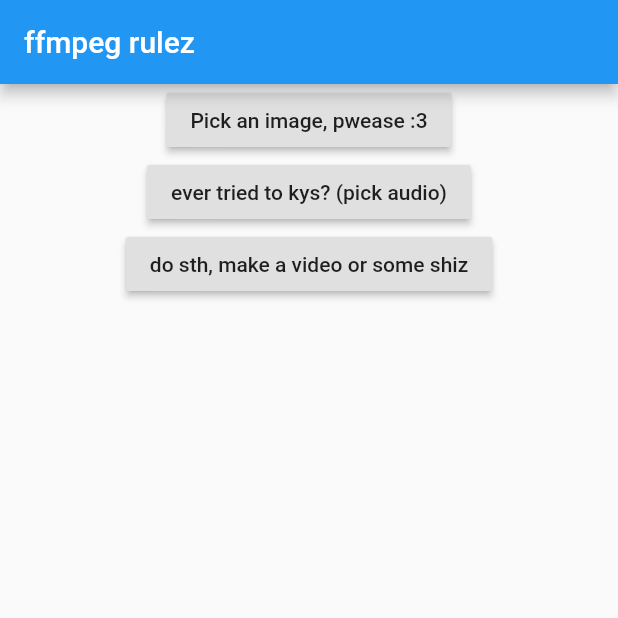
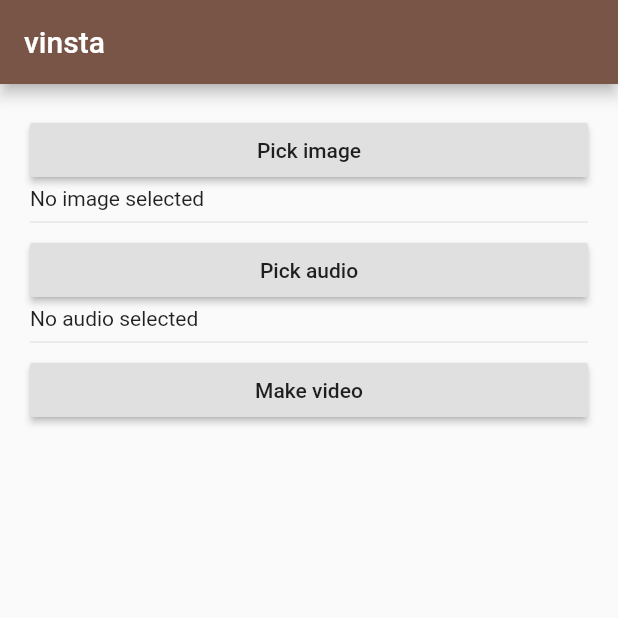
Before and after one commit to doodlezucc/SnippetFeed, a Flutter app: the screen it shows after launch, on a phone screen of 412 x 824 dp, the top half of it. Run offline on Flutter 3.47's test engine with Material 2 defaults, Android fonts, the phone set to English and light mode, and no system bars; our stand-ins replace file_picker, transparent_image; missing offline and left inert: esys_flutter_share, flutter_ffmpeg.

Commit message:
it does what it's supposed to do :)

```diff
--- a/lib/main.dart
+++ b/lib/main.dart
@@ -1,10 +1,12 @@
 import 'dart:io';
 
+import 'package:esys_flutter_share/esys_flutter_share.dart';
 import 'package:file_picker/file_picker.dart';
 import 'package:flutter/material.dart';
 import 'package:flutter_ffmpeg/flutter_ffmpeg.dart';
 import 'package:path/path.dart';
 import 'package:path_provider/path_provider.dart';
+import 'package:transparent_image/transparent_image.dart';
 
 final FlutterFFmpeg _flutterFFmpeg = new FlutterFFmpeg();
 
@@ -14,9 +16,9 @@ class MyApp extends StatelessWidget {
   @override
   Widget build(BuildContext context) {
     return MaterialApp(
-      title: 'Flutter Demo',
+      title: "vinsta",
       theme: ThemeData(
-        primarySwatch: Colors.blue,
+        primarySwatch: Colors.brown,
       ),
       home: MyHomePage(),
     );
@@ -32,64 +34,126 @@ class MyHomePage extends StatefulWidget {
 class _MyHomePageState extends State<MyHomePage> {
   File image;
   File audio;
+  Directory appDir;
+
+  @override
+  void initState() {
+    super.initState();
+    getApplicationDocumentsDirectory().then((dir) {
+      setState(() {
+        appDir = dir;
+      });
+    });
+  }
 
   void doSthGoshDarnIt() async {
     var dir = await getApplicationDocumentsDirectory();
-    makeVideo(image.path, audio.path, join(dir.path, "${DateTime.now().millisecondsSinceEpoch}.mp4"));
+    makeVideo(image.path, audio.path,
+        join(dir.path, "${DateTime.now().millisecondsSinceEpoch}.mp4"));
   }
 
   // combines an image and an audio file into a video running at 1 fps. cool.
-  static void makeVideo(String img, String audio, String output) {
+  void makeVideo(String img, String audio, String output) async {
     print(img);
     print(audio);
     print(output);
     List<String> arguments = [
       "-r", "1", // input framerate = 1
-      "-loop" "1" // loop that image
-      "-i", "'$img'",
-      "-i", "'$audio'",
+      "-loop", "1", // loop that image
+      "-i", "$img",
+      "-i", "$audio",
       "-acodec", "copy", // use the original codec to preserve audio quality
       "-r", "1", // output framerate = 1
       "-shortest", // plz don't use the endless loop of a single image to figure out the vid length, doofus.
-      "'$output'" // output file
+      "$output" // output file
     ];
-    _flutterFFmpeg.executeWithArguments(arguments).then((rc) => print("FFmpeg process exited with rc $rc"));
+    _flutterFFmpeg.enableStatisticsCallback(statisticsCallback);
+    int rc = await _flutterFFmpeg.executeWithArguments(arguments);
+    print("FFmpeg process exited with rc $rc");
+    setState(() {});
+  }
+
+  void statisticsCallback(int time, int size, double bitrate, double speed,
+      int videoFrameNumber, double videoQuality, double videoFps) {
+    print("jawrush");
+    //print("Statistics: time: $time, size: $size, bitrate: $bitrate, speed: $speed, videoFrameNumber: $videoFrameNumber, videoQuality: $videoQuality, videoFps: $videoFps");
   }
 
   @override
   Widget build(BuildContext context) {
     return Scaffold(
-      appBar: AppBar(
-        title: Text("ffmpeg rulez"),
-      ),
-      body: Center(
-        child: Column(
+        appBar: AppBar(
+          title: Text("vinsta"),
+        ),
+        body: ListView(
+          padding: EdgeInsets.all(20),
           children: <Widget>[
             RaisedButton(
-              child: Text(image != null ? image : "Pick an image, pwease :3"),
+              child: Text("Pick image"),
               onPressed: () async {
-                String path = await FilePicker.getFilePath(type: FileType.IMAGE);
+                String path =
+                    await FilePicker.getFilePath(type: FileType.IMAGE);
                 image = File(path);
-                print("Picked an image i guess..? $path");
               },
             ),
+            image != null
+                ? Container(
+                    margin: EdgeInsets.all(20),
+                    child: FadeInImage(
+                      image: FileImage(image),
+                      placeholder: MemoryImage(kTransparentImage),
+                      fit: BoxFit.cover,
+                    ),
+                    decoration: BoxDecoration(boxShadow: [
+                      BoxShadow(blurRadius: 10, color: Colors.black38)
+                    ]),
+                  )
+                : Text("No image selected"),
+            Divider(),
             RaisedButton(
-              child: Text(audio != null ? audio : "ever tried to kys? (pick audio)"),
+              child: Text("Pick audio"),
               onPressed: () async {
-                String path = await FilePicker.getFilePath(type: FileType.AUDIO);
-                audio = File(path);
-                print("Picked audio... $path");
+                String path =
+                    await FilePicker.getFilePath(type: FileType.AUDIO);
+                setState(() {
+                  audio = File(path);
+                });
               },
             ),
+            audio != null ? Text("yes") : Text("No audio selected"),
+            Divider(),
             RaisedButton(
-              child: Text("do sth, make a video or some shiz"),
+              child: Text("Make video"),
               onPressed: () {
                 doSthGoshDarnIt();
               },
-            )
+            ),
+            appDir == null
+                ? Container()
+                : Column(
+                    children: appDir
+                        .listSync()
+                        //.where((entry) => entry.path.endsWith(".mp4"))
+                        .map((f) => Container(
+                              child: Row(
+                                children: <Widget>[
+                                  Expanded(child: Text(basename(f.path))),
+                                  IconButton(
+                                    icon: Icon(Icons.share),
+                                    tooltip: "Share",
+                                    onPressed: () async {
+                                      var bytes =
+                                          await (f as File).readAsBytes();
+                                      var title = basename(f.path);
+                                      await Share.file(
+                                          title, title, bytes, "video/mp4");
+                                    },
+                                  )
+                                ],
+                              ),
+                            ))
+                        .toList())
           ],
-        ),
-      )
-    );
+        ));
   }
 }
--- a/pubspec.yaml
+++ b/pubspec.yaml
@@ -27,6 +27,8 @@ dependencies:
   path_provider:
   path:
   file_picker: ^1.4.0
+  esys_flutter_share:
+  transparent_image:
 
 dev_dependencies:
   flutter_test:
```
Also changed, not shown: pubspec.lock, 2 other files.
